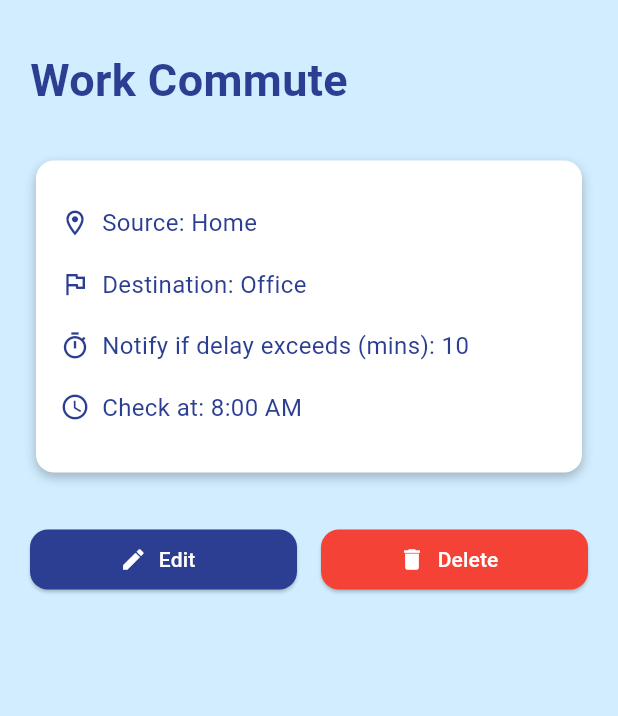
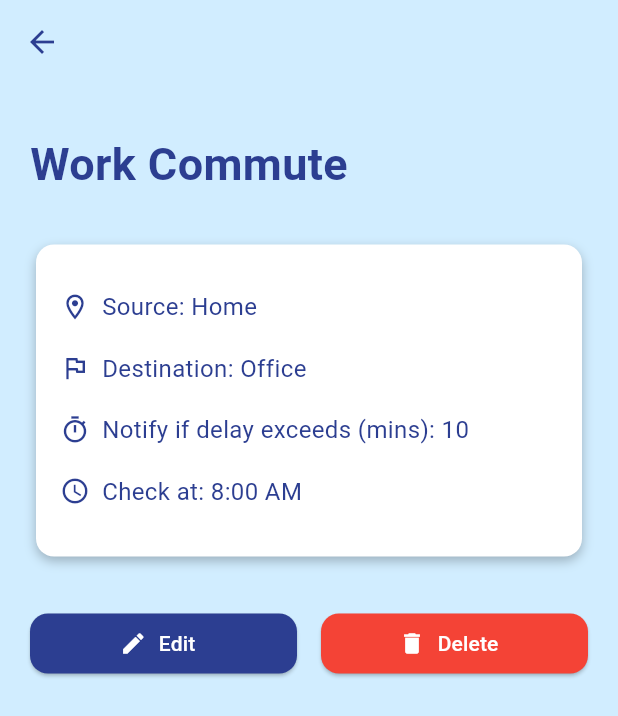
Before and after one commit to alexgantony/traffic_notifier, a Flutter app: the screen it shows after launch, after a tap on "Work Commute", on a phone screen of 412 x 824 dp. Shown: the top 716 px of the screen. Run offline on Flutter 3.47's test engine with Material 3 defaults, Android fonts, the light colour scheme and no system bars.

Commit message:
feat: add back button to Route Detail Screen

```diff
--- a/frontend/lib/screens/route_detail_screen.dart
+++ b/frontend/lib/screens/route_detail_screen.dart
@@ -25,6 +25,14 @@ class _RouteDetailScreenState extends State<RouteDetailScreen> {
   @override
   Widget build(BuildContext context) {
     return Scaffold(
+      appBar: AppBar(
+        backgroundColor: AppColors.background,
+        elevation: 0,
+        leading: IconButton(
+          icon: Icon(Icons.arrow_back, color: AppColors.heading),
+          onPressed: () => Navigator.pop(context),
+        ),
+      ),
       backgroundColor: AppColors.background,
       body: SafeArea(
         child: SingleChildScrollView(
```
